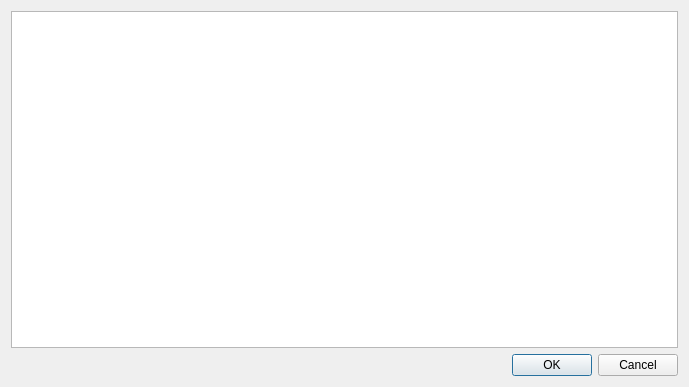
Old version of the form ui/settings_dialog.ui in the repository lasest/manuwrite.
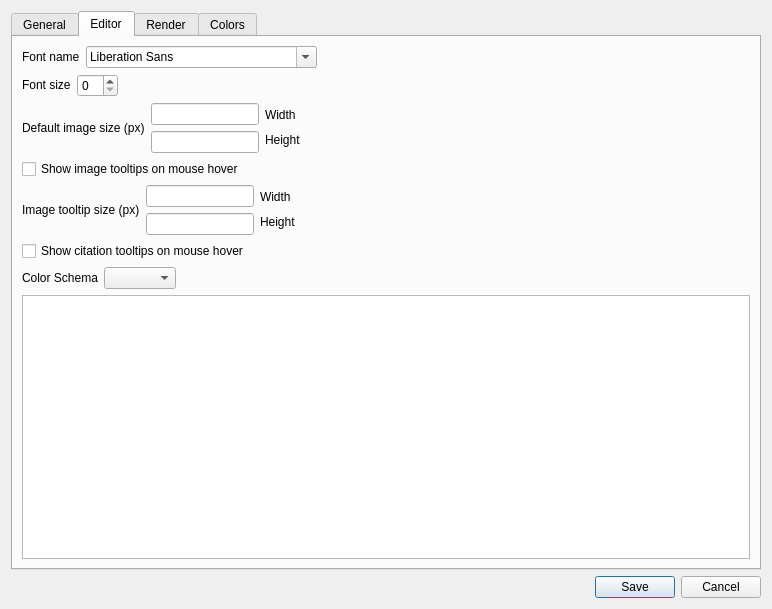
New version of the form.

Commit message: Added settings form. Added editor color schemas

What changed in the file:
```diff
--- a/ui/settings_dialog.ui
+++ b/ui/settings_dialog.ui
@@ -6,8 +6,8 @@
    <rect>
     <x>0</x>
     <y>0</y>
-    <width>689</width>
-    <height>387</height>
+    <width>772</width>
+    <height>609</height>
    </rect>
   </property>
   <property name="windowTitle">
@@ -18,7 +18,379 @@
   </property>
   <layout class="QVBoxLayout" name="verticalLayout">
    <item>
-    <widget class="QTableWidget" name="tableWidget"/>
+    <widget class="QTabWidget" name="MainTabWidget">
+     <property name="currentIndex">
+      <number>1</number>
+     </property>
+     <widget class="QWidget" name="GeneralTab">
+      <attribute name="title">
+       <string>General</string>
+      </attribute>
+     </widget>
+     <widget class="QWidget" name="EditorTab">
+      <attribute name="title">
+       <string>Editor</string>
+      </attribute>
+      <layout class="QVBoxLayout" name="verticalLayout_2">
+       <item>
+        <layout class="QHBoxLayout" name="FontLayout">
+         <item>
+          <widget class="QLabel" name="FontLabel">
+           <property name="sizePolicy">
+            <sizepolicy hsizetype="Preferred" vsizetype="Fixed">
+             <horstretch>0</horstretch>
+             <verstretch>0</verstretch>
+            </sizepolicy>
+           </property>
+           <property name="text">
+            <string>Font name</string>
+           </property>
+          </widget>
+         </item>
+         <item>
+          <widget class="QFontComboBox" name="FontComboBox"/>
+         </item>
+         <item>
+          <spacer name="horizontalSpacer_3">
+           <property name="orientation">
+            <enum>Qt::Horizontal</enum>
+           </property>
+           <property name="sizeHint" stdset="0">
+            <size>
+             <width>40</width>
+             <height>20</height>
+            </size>
+           </property>
+          </spacer>
+         </item>
+        </layout>
+       </item>
+       <item>
+        <layout class="QHBoxLayout" name="FontSizeLayout">
+         <item>
+          <widget class="QLabel" name="FontSizeLabel">
+           <property name="sizePolicy">
+            <sizepolicy hsizetype="Preferred" vsizetype="Fixed">
+             <horstretch>0</horstretch>
+             <verstretch>0</verstretch>
+            </sizepolicy>
+           </property>
+           <property name="text">
+            <string>Font size</string>
+           </property>
+          </widget>
+         </item>
+         <item>
+          <widget class="QSpinBox" name="FontSizeSpinBox"/>
+         </item>
+         <item>
+          <spacer name="horizontalSpacer_4">
+           <property name="orientation">
+            <enum>Qt::Horizontal</enum>
+           </property>
+           <property name="sizeHint" stdset="0">
+            <size>
+             <width>40</width>
+             <height>20</height>
+            </size>
+           </property>
+          </spacer>
+         </item>
+        </layout>
+       </item>
+       <item>
+        <layout class="QHBoxLayout" name="DefaultImageSizeLayout">
+         <item>
+          <widget class="QLabel" name="DefaultImageSizeLabel">
+           <property name="text">
+            <string>Default image size (px)</string>
+           </property>
+          </widget>
+         </item>
+         <item>
+          <layout class="QVBoxLayout" name="DefImageSizeInputsLayout">
+           <item>
+            <widget class="QLineEdit" name="DefImageSizeWidthLineEdit">
+             <property name="sizePolicy">
+              <sizepolicy hsizetype="Fixed" vsizetype="Fixed">
+               <horstretch>0</horstretch>
+               <verstretch>0</verstretch>
+              </sizepolicy>
+             </property>
+            </widget>
+           </item>
+           <item>
+            <widget class="QLineEdit" name="DefImageSizeHeightLineEdit">
+             <property name="sizePolicy">
+              <sizepolicy hsizetype="Fixed" vsizetype="Fixed">
+               <horstretch>0</horstretch>
+               <verstretch>0</verstretch>
+              </sizepolicy>
+             </property>
+            </widget>
+           </item>
+          </layout>
+         </item>
+         <item>
+          <layout class="QVBoxLayout" name="DefImageSizeLayoutInner">
+           <item>
+            <widget class="QLabel" name="DefImageSizeWidthLabel">
+             <property name="sizePolicy">
+              <sizepolicy hsizetype="Preferred" vsizetype="Fixed">
+               <horstretch>0</horstretch>
+               <verstretch>0</verstretch>
+              </sizepolicy>
+             </property>
+             <property name="text">
+              <string>Width</string>
+             </property>
+            </widget>
+           </item>
+           <item>
+            <widget class="QLabel" name="DefImageSizeHeightLabel">
+             <property name="sizePolicy">
+              <sizepolicy hsizetype="Preferred" vsizetype="Fixed">
+               <horstretch>0</horstretch>
+               <verstretch>0</verstretch>
+              </sizepolicy>
+             </property>
+             <property name="text">
+              <string>Height</string>
+             </property>
+            </widget>
+           </item>
+          </layout>
+         </item>
+         <item>
+          <spacer name="horizontalSpacer">
+           <property name="orientation">
+            <enum>Qt::Horizontal</enum>
+           </property>
+           <property name="sizeHint" stdset="0">
+            <size>
+             <width>40</width>
+             <height>20</height>
+            </size>
+           </property>
+          </spacer>
+         </item>
+        </layout>
+       </item>
+       <item>
+        <widget class="QCheckBox" name="ShowImageTooltipsCheckBox">
+         <property name="text">
+          <string>Show image tooltips on mouse hover</string>
+         </property>
+        </widget>
+       </item>
+       <item>
+        <layout class="QHBoxLayout" name="ImageToolTipLayout">
+         <item>
+          <widget class="QLabel" name="ImageToolTipLabel">
+           <property name="text">
+            <string>Image tooltip size (px)</string>
+           </property>
+          </widget>
+         </item>
+         <item>
+          <layout class="QVBoxLayout" name="ImageToolTipInputsLayout">
+           <item>
+            <widget class="QLineEdit" name="ImageToolTipWidthLineEdit">
+             <property name="sizePolicy">
+              <sizepolicy hsizetype="Fixed" vsizetype="Fixed">
+               <horstretch>0</horstretch>
+               <verstretch>0</verstretch>
+              </sizepolicy>
+             </property>
+            </widget>
+           </item>
+           <item>
+            <widget class="QLineEdit" name="ImageToolTipHeightLineEdit">
+             <property name="sizePolicy">
+              <sizepolicy hsizetype="Fixed" vsizetype="Fixed">
+               <horstretch>0</horstretch>
+               <verstretch>0</verstretch>
+              </sizepolicy>
+             </property>
+            </widget>
+           </item>
+          </layout>
+         </item>
+         <item>
+          <layout class="QVBoxLayout" name="ImageToolTipDimLayout">
+           <item>
+            <widget class="QLabel" name="ImageToolTipWidthLabel">
+             <property name="sizePolicy">
+              <sizepolicy hsizetype="Preferred" vsizetype="Fixed">
+               <horstretch>0</horstretch>
+               <verstretch>0</verstretch>
+              </sizepolicy>
+             </property>
+             <property name="text">
+              <string>Width</string>
+             </property>
+            </widget>
+           </item>
+           <item>
+            <widget class="QLabel" name="ImageToolTipHeightLabel">
+             <property name="sizePolicy">
+              <sizepolicy hsizetype="Preferred" vsizetype="Fixed">
+               <horstretch>0</horstretch>
+               <verstretch>0</verstretch>
+              </sizepolicy>
+             </property>
+             <property name="text">
+              <string>Height</string>
+             </property>
+            </widget>
+           </item>
+          </layout>
+         </item>
+         <item>
+          <spacer name="horizontalSpacer_2">
+           <property name="orientation">
+            <enum>Qt::Horizontal</enum>
+           </property>
+           <property name="sizeHint" stdset="0">
+            <size>
+             <width>40</width>
+             <height>20</height>
+            </size>
+           </property>
+          </spacer>
+         </item>
+        </layout>
+       </item>
+       <item>
+        <widget class="QCheckBox" name="ShowCitationTooltipsCheckBox">
+         <property name="text">
+          <string>Show citation tooltips on mouse hover</string>
+         </property>
+        </widget>
+       </item>
+       <item>
+        <layout class="QHBoxLayout" name="horizontalLayout_3">
+         <item>
+          <widget class="QLabel" name="ColorSchemaLabel">
+           <property name="text">
+            <string>Color Schema</string>
+           </property>
+          </widget>
+         </item>
+         <item>
+          <widget class="QComboBox" name="ColorSchemaComboBox"/>
+         </item>
+         <item>
+          <spacer name="horizontalSpacer_6">
+           <property name="orientation">
+            <enum>Qt::Horizontal</enum>
+           </property>
+           <property name="sizeHint" stdset="0">
+            <size>
+             <width>40</width>
+             <height>20</height>
+            </size>
+           </property>
+          </spacer>
+         </item>
+        </layout>
+       </item>
+       <item>
+        <widget class="QTableWidget" name="ColorsTable">
+         <property name="columnCount">
+          <number>3</number>
+         </property>
+         <attribute name="horizontalHeaderVisible">
+          <bool>false</bool>
+         </attribute>
+         <attribute name="horizontalHeaderCascadingSectionResizes">
+          <bool>false</bool>
+         </attribute>
+         <attribute name="horizontalHeaderHighlightSections">
+          <bool>false</bool>
+         </attribute>
+         <attribute name="horizontalHeaderStretchLastSection">
+          <bool>true</bool>
+         </attribute>
+         <column/>
+         <column/>
+         <column/>
+        </widget>
+       </item>
+      </layout>
+     </widget>
+     <widget class="QWidget" name="RenderTab">
+      <attribute name="title">
+       <string>Render</string>
+      </attribute>
+      <layout class="QVBoxLayout" name="verticalLayout_3">
+       <item>
+        <widget class="QCheckBox" name="AllowAutoRenderCheckbox">
+         <property name="text">
+          <string>Allow autorendering of the current file</string>
+         </property>
+        </widget>
+       </item>
+       <item>
+        <layout class="QHBoxLayout" name="horizontalLayout">
+         <item>
+          <widget class="QLabel" name="AutoRenderDelayLabel">
+           <property name="text">
+            <string>Autorender delay (ms)</string>
+           </property>
+          </widget>
+         </item>
+         <item>
+          <widget class="QLineEdit" name="AutorenderDelayLineEdit"/>
+         </item>
+         <item>
+          <spacer name="horizontalSpacer_5">
+           <property name="orientation">
+            <enum>Qt::Horizontal</enum>
+           </property>
+           <property name="sizeHint" stdset="0">
+            <size>
+             <width>40</width>
+             <height>20</height>
+            </size>
+           </property>
+          </spacer>
+         </item>
+        </layout>
+       </item>
+       <item>
+        <spacer name="verticalSpacer_2">
+         <property name="orientation">
+          <enum>Qt::Vertical</enum>
+         </property>
+         <property name="sizeHint" stdset="0">
+          <size>
+           <width>20</width>
+           <height>40</height>
+          </size>
+         </property>
+        </spacer>
+       </item>
+      </layout>
+     </widget>
+     <widget class="QWidget" name="ColorsTab">
+      <attribute name="title">
+       <string>Colors</string>
+      </attribute>
+      <layout class="QVBoxLayout" name="verticalLayout_4">
+       <item>
+        <layout class="QHBoxLayout" name="horizontalLayout_2">
+         <item>
+          <layout class="QVBoxLayout" name="verticalLayout_7"/>
+         </item>
+         <item>
+          <layout class="QVBoxLayout" name="verticalLayout_6"/>
+         </item>
+        </layout>
+       </item>
+      </layout>
+     </widget>
+    </widget>
    </item>
    <item>
     <widget class="QDialogButtonBox" name="buttonBox">
@@ -26,7 +398,7 @@
       <enum>Qt::Horizontal</enum>
      </property>
      <property name="standardButtons">
-      <set>QDialogButtonBox::Cancel|QDialogButtonBox::Ok</set>
+      <set>QDialogButtonBox::Cancel|QDialogButtonBox::Save</set>
      </property>
     </widget>
    </item>
```
The commit also changes 11 other files.
